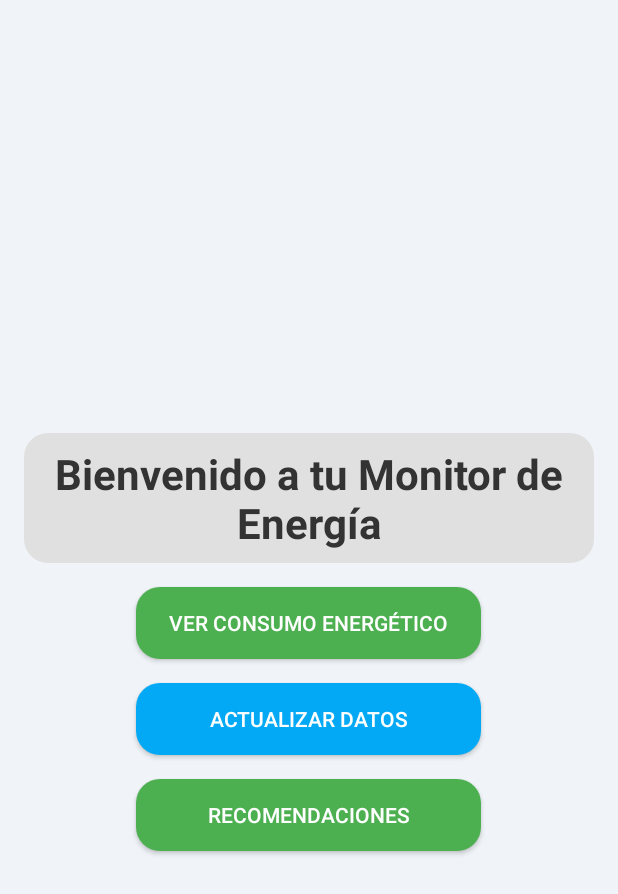
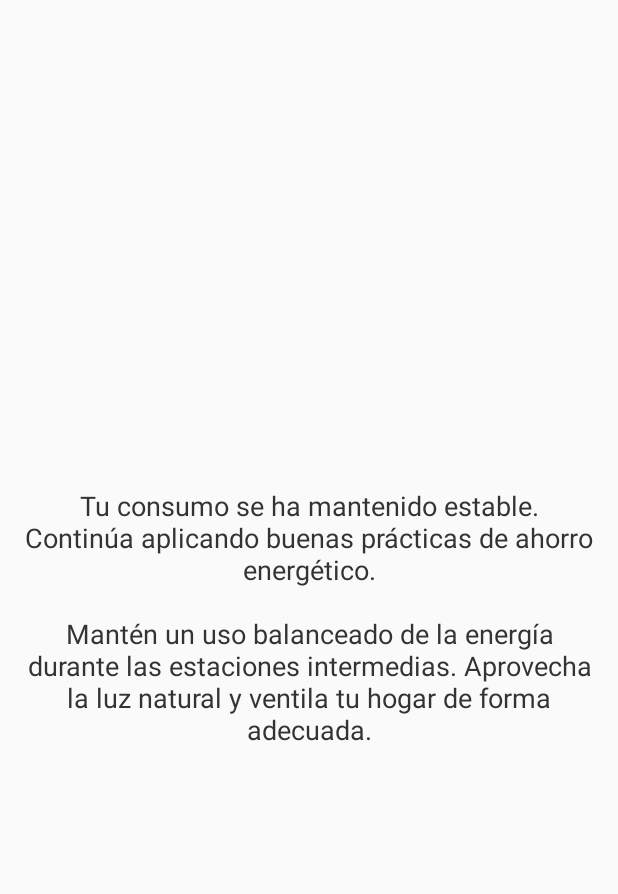
Before and after one commit to Oyupa/PDE_Consumo_Energetico, an Android app built with Jetpack Compose: the screen it shows after launch (MainActivity before the commit, RecomendacionesActivity after it), after a tap on "VER CONSUMO ENERGÉTICO", on a phone screen of 412 x 824 dp. Shown: the top 894 px of the screen. Run offline under Robolectric (Android 15) with nearby library versions, the phone set to English and light mode, and no system bars; our stand-ins replace Firebase (no records; nobody signed in at launch, a user with empty details on screens opened directly).

Commit message:
arreglo para Sonia

```diff
--- a/app/src/main/java/com/example/pde_consumo_energetico/MainActivity.kt
+++ b/app/src/main/java/com/example/pde_consumo_energetico/MainActivity.kt
@@ -23,11 +23,10 @@ class MainActivity : ComponentActivity() {
 
         val btnViewConsumption = findViewById<Button>(R.id.btnViewConsumption)
         val btnDataUpdate = findViewById<Button>(R.id.btnDataUpdate)
-        val btnRecomendaciones = findViewById<Button>(R.id.btnRecomendaciones)
-
 
         btnViewConsumption.setOnClickListener {
-
+            val intent = Intent(this, RecomendacionesActivity::class.java)
+            startActivity(intent)
         }
 
         btnDataUpdate.setOnClickListener {
@@ -35,11 +34,6 @@ class MainActivity : ComponentActivity() {
             startActivity(intent)
         }
 
-        btnRecomendaciones.setOnClickListener {
-            val intent = Intent(this, RecomendacionesActivity::class.java)
-            startActivity(intent)
-
-        }
     }
 }
 
--- a/app/src/main/java/com/example/pde_consumo_energetico/RecomendacionesActivity.kt
+++ b/app/src/main/java/com/example/pde_consumo_energetico/RecomendacionesActivity.kt
@@ -1,33 +1,63 @@
 package com.example.pde_consumo_energetico
 
 import android.os.Bundle
+import android.util.Log
 import android.widget.TextView
+import android.widget.Toast
 import androidx.activity.ComponentActivity
+import com.google.firebase.Firebase
+import com.google.firebase.firestore.FirebaseFirestore
+import com.google.firebase.firestore.Query
+import com.google.firebase.firestore.firestore
 
 class RecomendacionesActivity : ComponentActivity() {
+    private var db: FirebaseFirestore = Firebase.firestore
+
     override fun onCreate(savedInstanceState: Bundle?) {
         super.onCreate(savedInstanceState)
         setContentView(R.layout.activity_recomendaciones)
 
-
-        val consumoSemanaActual = 150 //Ejemplo: Datos simulados
-        val consumoSemanaAnterior = 180
-
-
         val textViewRecomendaciones = findViewById<TextView>(R.id.textViewRecomendaciones)
 
-
+        obtenerDatosConsumo { consumoSemanaActual, consumoSemanaAnterior ->
+            // Generar recomendaciones con los datos obtenidos
             val recomendacionConsumo = generarRecomendacion(consumoSemanaActual, consumoSemanaAnterior)
-
-
             val recomendacionEstacional = generarRecomendacionesEstacionales()
-
 
             textViewRecomendaciones.text = "$recomendacionConsumo\n\n$recomendacionEstacional"
         }
 
+    }
 
-    private fun generarRecomendacion(consumoSemanaActual: Int, consumoSemanaAnterior: Int): String {
+    private fun obtenerDatosConsumo(callback: (Int, Int) -> Unit) {
+        db.collection("consumo")
+            .orderBy("semana", Query.Direction.DESCENDING)
+            .limit(2)
+            .get()
+            .addOnSuccessListener { querySnapshot ->
+                val consumos = querySnapshot.documents
+
+                if (consumos.size >= 2) {
+                    val consumoSemanaActual = consumos[0].getLong("consumo")?.toInt() ?: 0
+                    val consumoSemanaAnterior = consumos[1].getLong("consumo")?.toInt() ?: 0
+                    callback(consumoSemanaActual, consumoSemanaAnterior)
+                } else if (consumos.size == 1) {
+                    val consumoSemanaActual = consumos[0].getLong("consumo")?.toInt() ?: 0
+                    callback(consumoSemanaActual, 0)
+                } else {
+                    callback(0, 0)
+                }
+            }
+            .addOnFailureListener { exception ->
+                Toast.makeText(this, "Error al obtener los datos de consumo", Toast.LENGTH_SHORT).show()
+                callback(0, 0)
+            }
+    }
+
+        private fun generarRecomendacion(
+            consumoSemanaActual: Int,
+            consumoSemanaAnterior: Int
+        ): String {
             return when {
                 consumoSemanaActual < consumoSemanaAnterior -> "¡Felicidades! Has reducido tu consumo en la última semana. Sigue aplicando buenas prácticas como el uso de luces LED y el aprovechamiento de la luz natural."
                 consumoSemanaActual > consumoSemanaAnterior -> "Tu consumo ha aumentado en la última semana. Revisa si hay electrodomésticos en mal estado o si has aumentado el uso de calefacción o aire acondicionado. Considera mejorar la eficiencia energética de tu hogar."
--- a/app/src/main/res/layout/activity_main.xml
+++ b/app/src/main/res/layout/activity_main.xml
@@ -43,16 +43,5 @@
         android:maxLines="2"
         android:ellipsize="end"/>
 
-    <!-- Nuevo botón para Recomendaciones -->
-    <Button
-        android:id="@+id/btnRecomendaciones"
-        android:layout_width="230dp"
-        android:layout_height="wrap_content"
-        android:text="Recomendaciones"
-        android:layout_marginTop="16dp"
-        android:background="@drawable/rounded_button_green"
-        android:textColor="#FFFFFF"
-        android:maxLines="2"
-        android:ellipsize="end"/>
 
 </LinearLayout>
```
Lines whose indentation alone changed are shown as unchanged.
